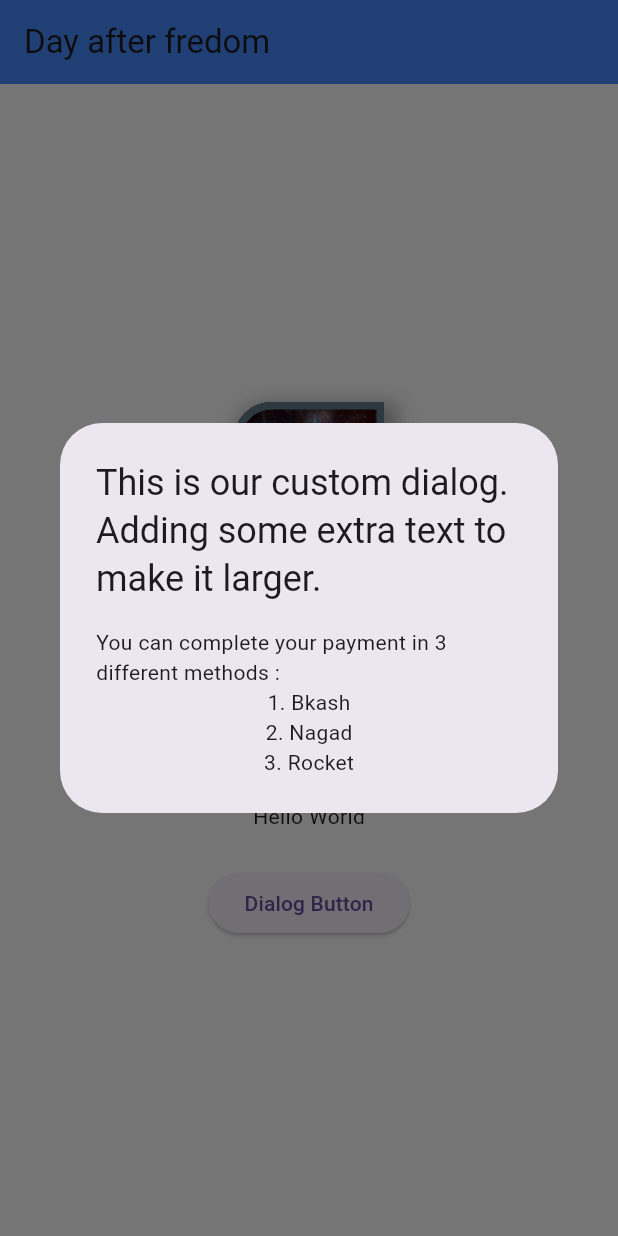
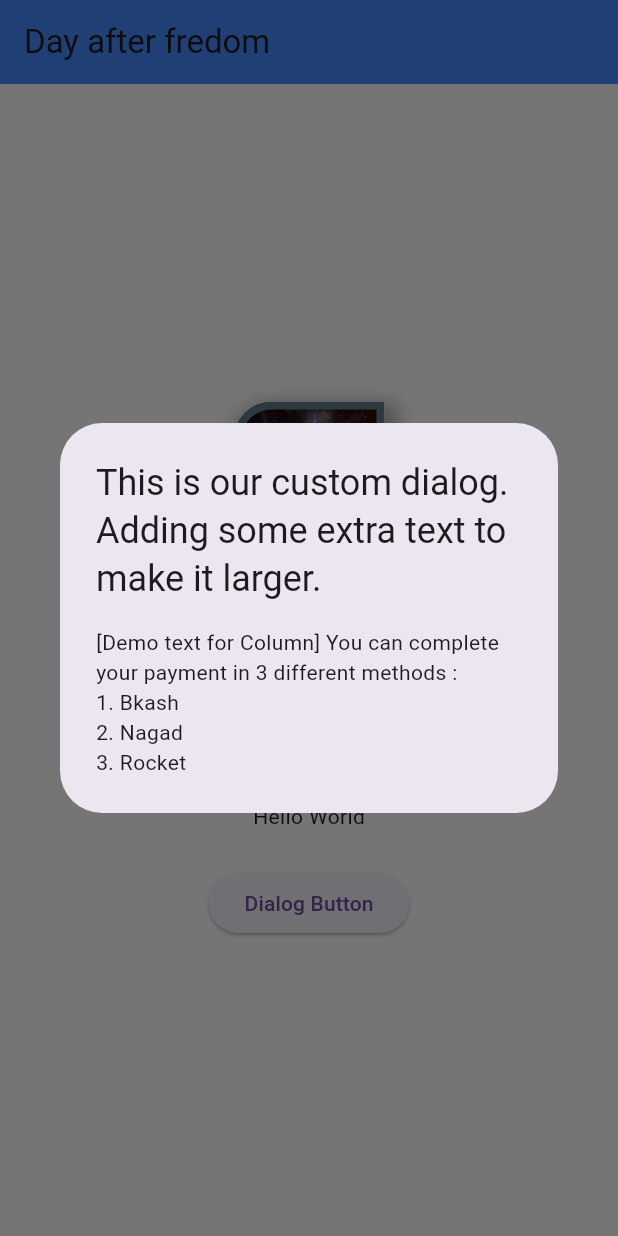
Before and after one commit to rup-chowdhury/flutter-ostad, a Flutter app: the screen it shows after launch, after a tap on "Dialog Button", on a phone screen of 412 x 824 dp. Run offline on Flutter 3.47's test engine with Material 3 defaults, Android fonts, the phone set to English and light mode, and no system bars.

Commit message:
crossAxisAlignment to start

```diff
--- a/five/lib/main.dart
+++ b/five/lib/main.dart
@@ -121,8 +121,9 @@ class _HomeState extends State<Home> {
                     title: Text("This is our custom dialog. Adding some extra text to make it larger."),
                     content: Column(
                       mainAxisSize: MainAxisSize.min,
+                      crossAxisAlignment: CrossAxisAlignment.start,
                       children: [
-                        Text("You can complete your payment in 3 different methods :"),
+                        Text("[Demo text for Column] You can complete your payment in 3 different methods :"),
                         Text("1. Bkash"),
                         Text("2. Nagad"),
                         Text("3. Rocket"),
```
